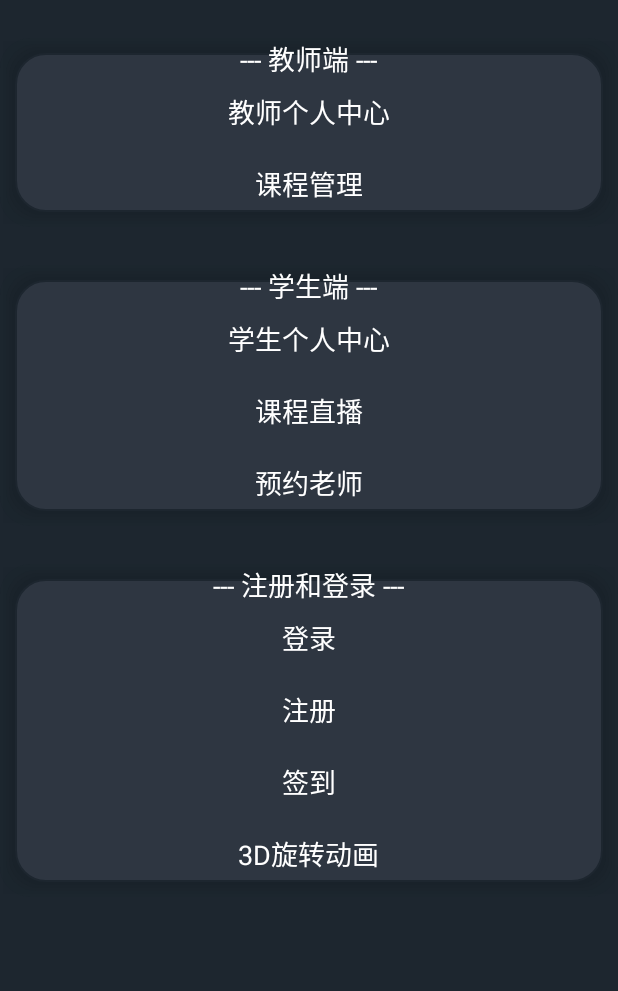
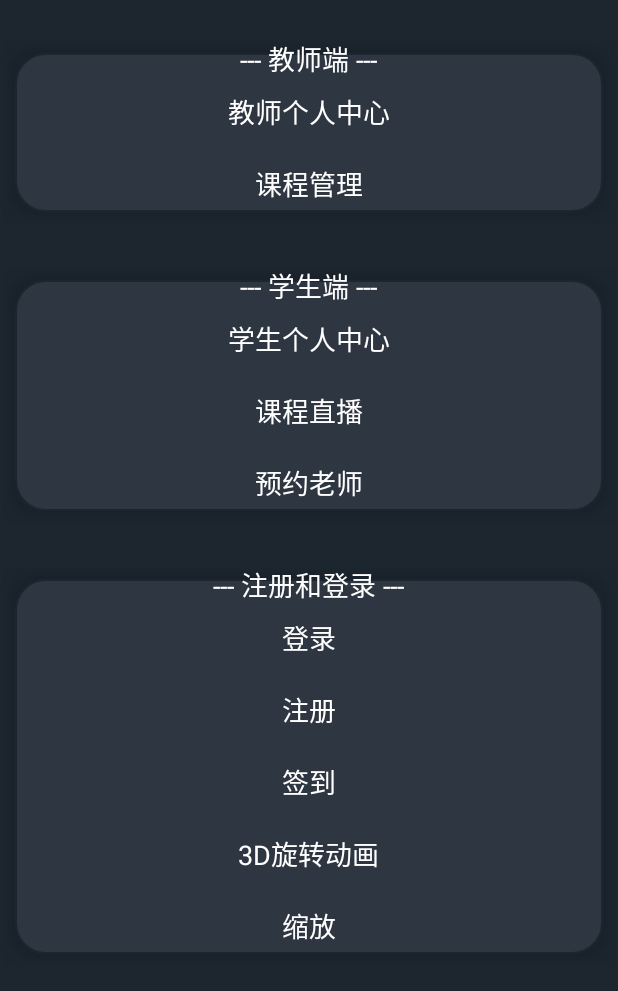
Before and after one commit to zhangjunling4/UIDemo, an Android app: the screen it shows after launch (MainActivity), on a phone screen of 412 x 824 dp. Shown: the top 991 px of the screen. Run offline under Robolectric (Android 15) with nearby library versions, the phone set to English and light mode, and no system bars; our stand-ins replace CircleImageView.

```diff
--- a/app/build.gradle
+++ b/app/build.gradle
@@ -25,6 +25,7 @@ dependencies {
         exclude group: 'com.android.support', module: 'support-annotations'
     })
 
+    compile 'com.ashokvarma.android:bottom-navigation-bar:0.9.5'
     compile 'com.android.support:appcompat-v7:25.3.1'
     compile 'com.android.support.constraint:constraint-layout:1.0.2'
     compile 'com.joybar.calendar:librarycalendar:1.0.5'
--- a/app/src/main/AndroidManifest.xml
+++ b/app/src/main/AndroidManifest.xml
@@ -22,7 +22,8 @@
             android:windowSoftInputMode="adjustResize" />
         <activity android:name=".activity.Animation3DActivity" />
         <activity android:name=".activity.SignInActivity" />
-        <activity android:name=".navigationbar.NavigationBarActivity"></activity>
+        <activity android:name=".navigationbar.NavigationBarActivity" />
+        <activity android:name=".activity.ShrinkageActivity"></activity>
     </application>
 
 </manifest>
--- a/app/src/main/java/seek/zz/uidemo/activity/MainActivity.java
+++ b/app/src/main/java/seek/zz/uidemo/activity/MainActivity.java
@@ -47,6 +47,14 @@ public class MainActivity extends AppCompatActivity {
                 startActivity(intent);
             }
         });
+
+        findViewById(R.id.shrinkage).setOnClickListener(new View.OnClickListener() {
+            @Override
+            public void onClick(View v) {
+                Intent intent = new Intent(MainActivity.this, ShrinkageActivity.class);
+                startActivity(intent);
+            }
+        });
     }
 
 }
--- a/app/src/main/res/layout/activity_main.xml
+++ b/app/src/main/res/layout/activity_main.xml
@@ -1,5 +1,5 @@
 <?xml version="1.0" encoding="utf-8"?>
-<LinearLayout xmlns:android="http://schemas.android.com/apk/res/android"
+<ScrollView xmlns:android="http://schemas.android.com/apk/res/android"
     xmlns:app="http://schemas.android.com/apk/res-auto"
     xmlns:tools="http://schemas.android.com/tools"
     android:layout_width="match_parent"
@@ -9,6 +9,11 @@
     tools:context="seek.zz.uidemo.activity.MainActivity"
     android:orientation="vertical">
 
+
+    <LinearLayout
+        android:layout_width="match_parent"
+        android:layout_height="match_parent"
+        android:orientation="vertical">
 
         <RelativeLayout
             android:layout_marginTop="@dimen/dp_10"
@@ -142,7 +147,8 @@
         <RelativeLayout
             android:layout_marginTop="@dimen/dp_10"
             android:layout_width="match_parent"
-        android:layout_height="wrap_content">
+            android:layout_height="wrap_content"
+            android:layout_marginBottom="@dimen/dp_20">
 
             <LinearLayout
                 android:layout_marginTop="@dimen/dp_15"
@@ -205,6 +211,19 @@
                     android:textSize="18sp"
                     android:textColor="@color/text_font_color"/>
 
+                <TextView
+                    android:id="@+id/shrinkage"
+                    android:layout_marginTop="10dp"
+                    android:paddingTop="5dp"
+                    android:paddingBottom="5dp"
+                    android:paddingLeft="20dp"
+                    android:paddingRight="20dp"
+                    android:layout_width="wrap_content"
+                    android:layout_height="wrap_content"
+                    android:text="@string/shrinkage"
+                    android:textSize="18sp"
+                    android:textColor="@color/text_font_color"/>
+
 
             </LinearLayout>
 
@@ -224,5 +243,9 @@
 
         </RelativeLayout>
 
+    </LinearLayout>
 
-</LinearLayout>
+
+
+
+</ScrollView>
--- a/app/src/main/res/values/strings.xml
+++ b/app/src/main/res/values/strings.xml
@@ -21,6 +21,7 @@
     <string name="login">登录</string>
     <string name="register">注册</string>
     <string name="sign_in">签到</string>
+    <string name="shrinkage">缩放</string>
 
 
 </resources>
```
Also changed, not shown: app/src/main/java/seek/zz/uidemo/activity/ShrinkageActivity.java (added, +40 -0 lines), app/src/main/java/seek/zz/uidemo/navigationbar/NavigationBarActivity.java (+27 -0 lines), app/src/main/res/layout/activity_navigation_bar.xml (+11 -0 lines), app/src/main/res/layout/activity_shrinkage.xml (added, +35 -0 lines), app/src/main/res/drawable/index_default.png (added), app/src/main/res/drawable/index_press.png (added), app/src/main/res/drawable/live_dedault.png (added), app/src/main/res/drawable/live_press.png (added), app/src/main/res/drawable/me_deault.png (added), app/src/main/res/drawable/me_press.png (added), app/src/main/res/drawable/my_course_default.png (added), app/src/main/res/drawable/my_course_press.png (added). Lines whose indentation alone changed are shown as unchanged.
